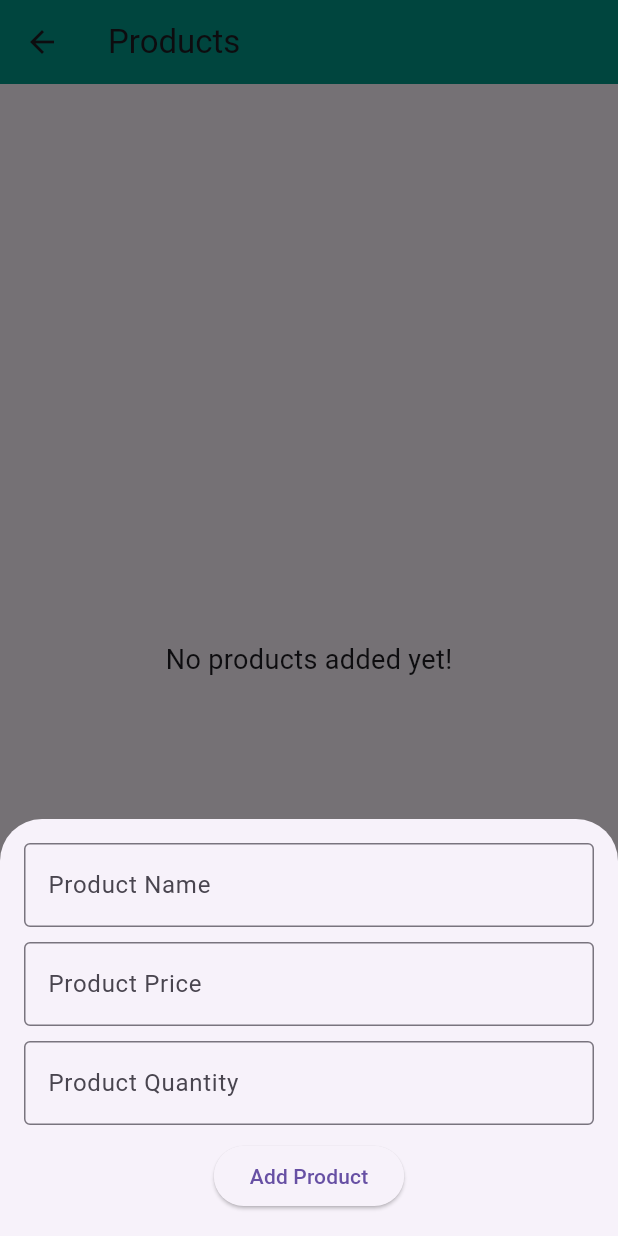
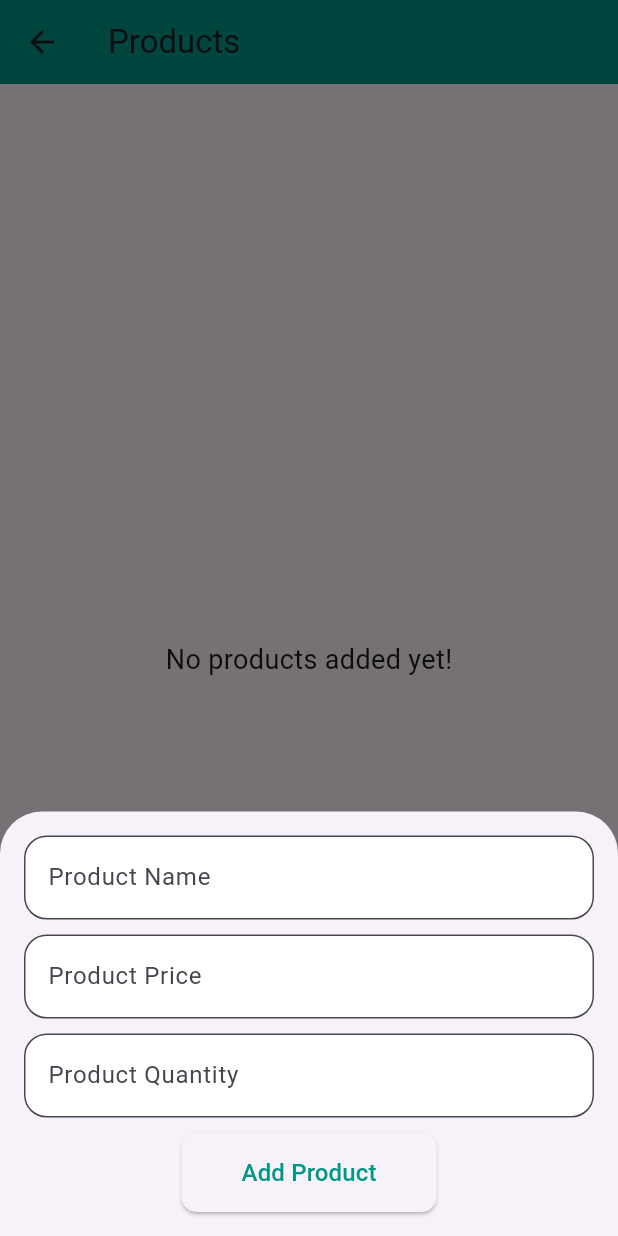
Before and after one commit to mariamalaa76/PetsApp, a Flutter app: the ProductScreen screen opened directly, after a tap on the "add" icon, on a phone screen of 412 x 824 dp. Run offline on Flutter 3.47's test engine with Material 3 defaults, Android fonts, the phone set to English and light mode, and no system bars.

Commit message:
وصف التعديلات التي أجريتها

```diff
--- a/lib/modules/products/product.dart
+++ b/lib/modules/products/product.dart
@@ -1,4 +1,5 @@
 import 'package:flutter/material.dart';
+import 'package:pets_app/shared/components/components.dart';
 class ProductScreen extends StatefulWidget {
   @override
   _ProductScreenState createState() => _ProductScreenState();
@@ -24,34 +25,26 @@ class _ProductScreenState extends State<ProductScreen> {
             child: Column(
               mainAxisSize: MainAxisSize.min,
               children: [
-                TextField(
+                TextFormFieldComponent(
                     controller: _nameController,
-                  decoration: InputDecoration(
-                    labelText: 'Product Name',
-                    border: OutlineInputBorder(),
-                  ),
+                    text: 'Product Name',
+                    txtInputType: TextInputType.text
                 ),
                 const SizedBox(height: 10),
-                TextField(
+                TextFormFieldComponent(
                     controller: _priceController,
-                  keyboardType: TextInputType.number,
-                  decoration: InputDecoration(
-                    labelText: 'Product Price',
-                    border: OutlineInputBorder(),
-                  ),
+                    text: 'Product Price',
+                    txtInputType: TextInputType.text
                 ),
                 const SizedBox(height: 10),
-                TextField(
+                TextFormFieldComponent(
                     controller: _quantityController,
-                  keyboardType: TextInputType.number,
-                  decoration: InputDecoration(
-                    labelText: 'Product Quantity',
-                    border: OutlineInputBorder(),
-                  ),
+                    text: 'Product Quantity',
+                    txtInputType: TextInputType.text
                 ),
                 const SizedBox(height: 10),
-                ElevatedButton(
-                  onPressed: () {
+                ElevatedButtonComponent(
+                    function: (){
                       if (_nameController.text.isNotEmpty &&
                           _priceController.text.isNotEmpty &&
                           _quantityController.text.isNotEmpty) {
@@ -68,7 +61,7 @@ class _ProductScreenState extends State<ProductScreen> {
                         Navigator.pop(context);
                       }
                     },
-                  child: const Text('Add Product'),
+                    text: 'Add Product'
                 ),
               ],
             ),
--- a/lib/shared/components/components.dart
+++ b/lib/shared/components/components.dart
@@ -4,7 +4,7 @@ Widget TextFormFieldComponent(
         {required TextEditingController controller,
           bool? obscureText,
         required String text,
-        required Widget prefixIcon,
+          Widget? prefixIcon,
         Widget? suffixIcon,
         required TextInputType txtInputType,
         String? Function(String?)? validator}) =>
```
Lines whose indentation alone changed are shown as unchanged.
